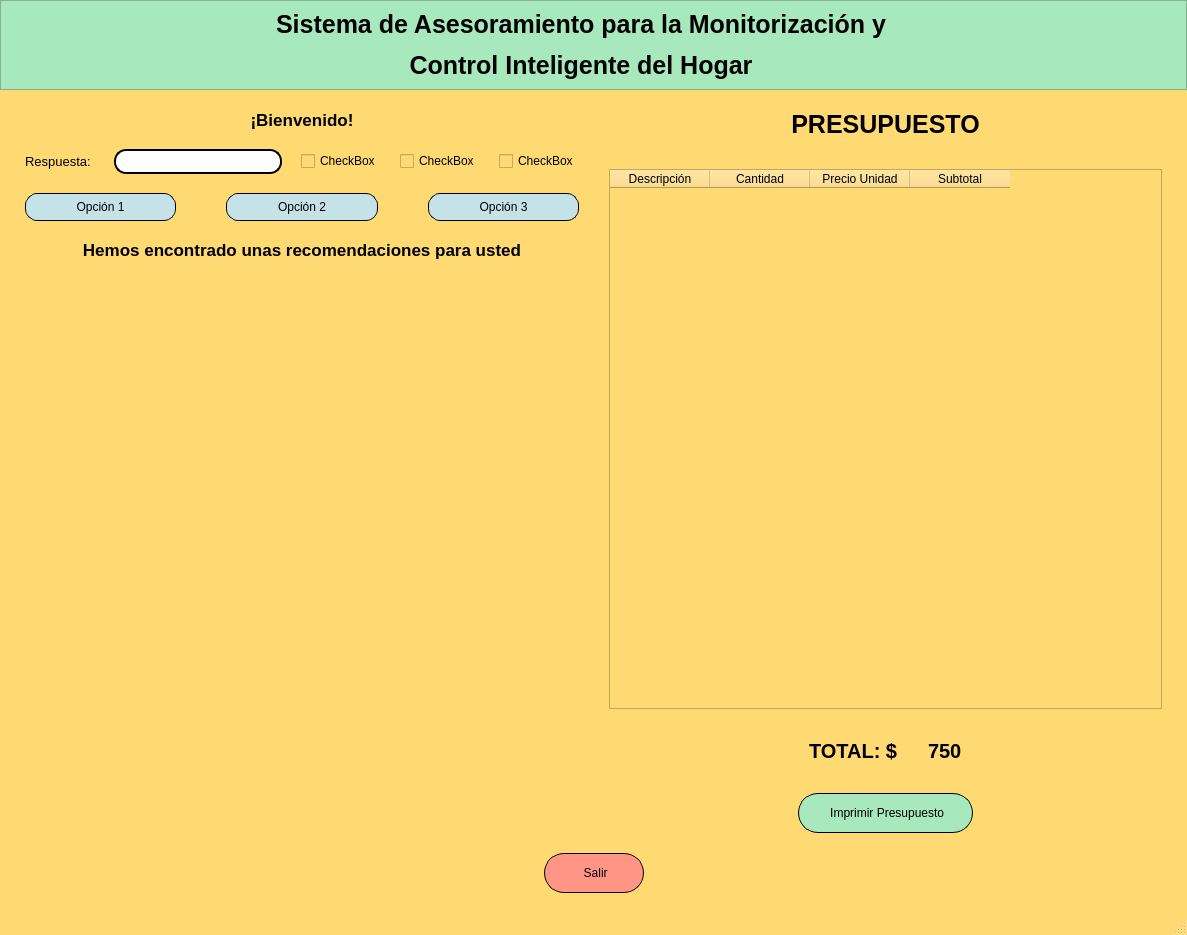
Qt form interfaz.ui (IvanArmella/SistemaExperto) before a commit.
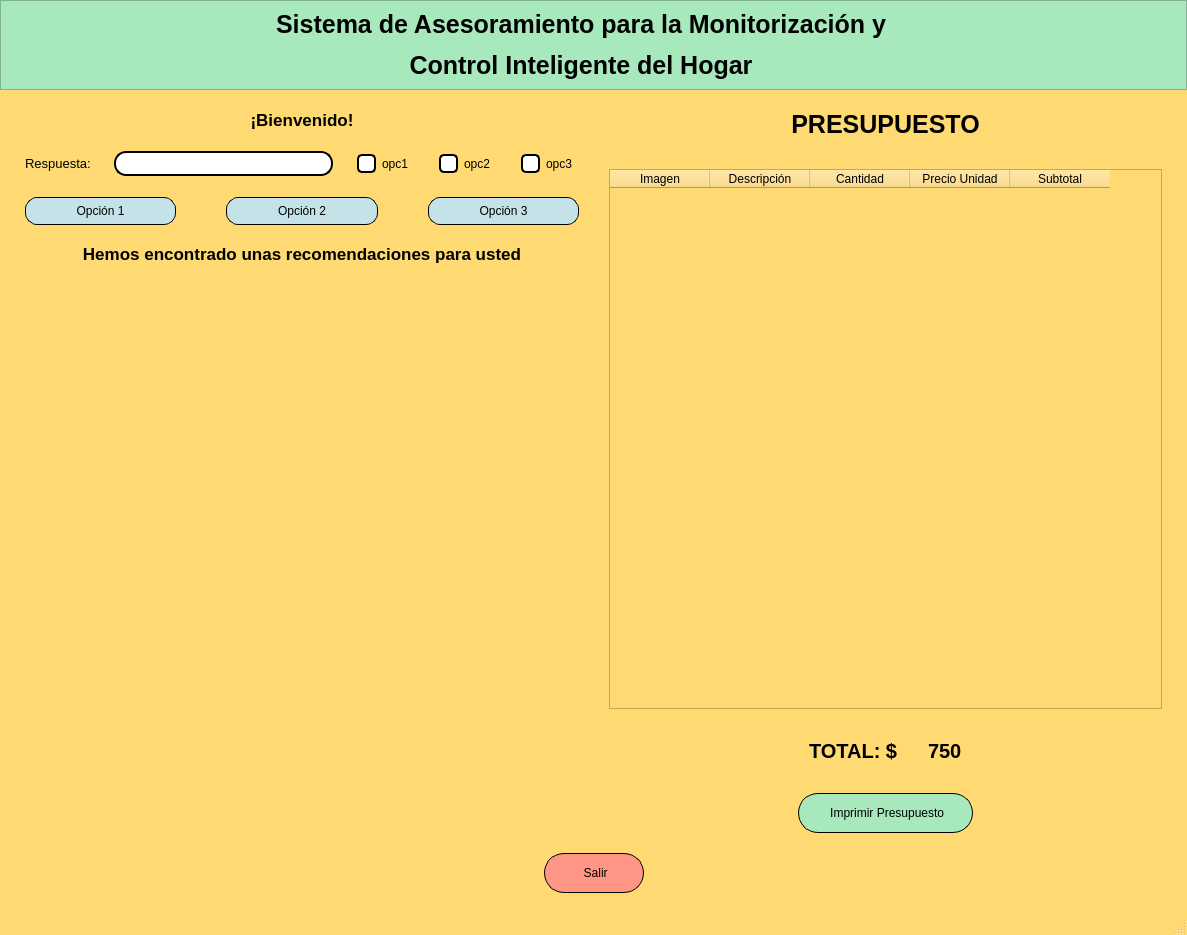
The same form after that commit. Icons and pictures are not drawn.

What changed in the file:
```diff
--- a/interfaz.ui
+++ b/interfaz.ui
@@ -2,6 +2,9 @@
 <ui version="4.0">
  <class>interfaz</class>
  <widget class="QMainWindow" name="interfaz">
+  <property name="windowModality">
+   <enum>Qt::ApplicationModal</enum>
+  </property>
   <property name="geometry">
    <rect>
     <x>0</x>
@@ -91,7 +94,6 @@
          <property name="font">
           <font>
            <pointsize>19</pointsize>
-           <weight>75</weight>
            <bold>true</bold>
           </font>
          </property>
@@ -134,7 +136,7 @@
        <number>30</number>
       </property>
       <item>
-       <layout class="QVBoxLayout" name="verticalLayout" stretch="0,0,0,0,0,2">
+       <layout class="QVBoxLayout" name="verticalLayout" stretch="0,0,0,0,2">
         <property name="spacing">
          <number>19</number>
         </property>
@@ -146,7 +148,6 @@
           <property name="font">
            <font>
             <pointsize>13</pointsize>
-            <weight>75</weight>
             <bold>true</bold>
            </font>
           </property>
@@ -202,27 +203,82 @@
           </item>
           <item>
            <widget class="QCheckBox" name="chbox_opc1">
+            <property name="minimumSize">
+             <size>
+              <width>30</width>
+              <height>0</height>
+             </size>
+            </property>
             <property name="styleSheet">
-             <string notr="true">
-
-</string>
+             <string notr="true">QCheckBox{
+	boder: 2px solid rgb(0,0,0);
+	padding: 5px;
+}
+QCheckBox::indicator
+{
+	width:15px;
+	height:15px;
+	border: 2px solid rgb(0,0,0);
+	border-radius:5px;
+	background-color:rgb(255,255,255)
+}
+QCheckBox::indicator:checked{
+	background-color:#04e762;
+}</string>
             </property>
             <property name="text">
-             <string>CheckBox</string>
+             <string>opc1</string>
+            </property>
+            <property name="checked">
+             <bool>false</bool>
             </property>
            </widget>
           </item>
           <item>
            <widget class="QCheckBox" name="chbox_opc2">
+            <property name="styleSheet">
+             <string notr="true">QCheckBox{
+	boder: 2px solid rgb(0,0,0);
+	padding: 5px;
+}
+QCheckBox::indicator
+{
+	width:15px;
+	height:15px;
+	border: 2px solid rgb(0,0,0);
+	border-radius:5px;
+	background-color:rgb(255,255,255)
+}
+QCheckBox::indicator:checked{
+	background-color:#04e762;
+}</string>
+            </property>
             <property name="text">
-             <string>CheckBox</string>
+             <string>opc2</string>
             </property>
            </widget>
           </item>
           <item>
            <widget class="QCheckBox" name="chbox_opc3">
+            <property name="styleSheet">
+             <string notr="true">QCheckBox{
+	boder: 2px solid rgb(0,0,0);
+	padding: 5px;
+}
+QCheckBox::indicator
+{
+	width:15px;
+	height:15px;
+	border: 2px solid rgb(0,0,0);
+	border-radius:5px;
+	background-color:rgb(255,255,255)
+}
+QCheckBox::indicator:checked{
+	background-color:#04e762;
+}</string>
+            </property>
             <property name="text">
-             <string>CheckBox</string>
+             <string>opc3</string>
             </property>
            </widget>
           </item>
@@ -326,25 +382,11 @@
           </item>
          </layout>
         </item>
-        <item>
-         <layout class="QHBoxLayout" name="horizontalLayout_3">
-          <property name="spacing">
-           <number>50</number>
-          </property>
-          <property name="leftMargin">
-           <number>100</number>
-          </property>
-          <property name="rightMargin">
-           <number>100</number>
-          </property>
-         </layout>
-        </item>
         <item>
          <widget class="QLabel" name="label_2">
           <property name="font">
            <font>
             <pointsize>13</pointsize>
-            <weight>75</weight>
             <bold>true</bold>
            </font>
           </property>
@@ -407,7 +449,6 @@
           <property name="font">
            <font>
             <pointsize>19</pointsize>
-            <weight>75</weight>
             <bold>true</bold>
            </font>
           </property>
@@ -453,6 +494,18 @@
           <property name="sortingEnabled">
            <bool>true</bool>
           </property>
+          <column>
+           <property name="text">
+            <string>Imagen</string>
+           </property>
+           <property name="background">
+            <color>
+             <red>255</red>
+             <green>255</green>
+             <blue>255</blue>
+            </color>
+           </property>
+          </column>
           <column>
            <property name="text">
             <string>Descripción</string>
@@ -495,7 +548,6 @@
             <property name="font">
              <font>
               <pointsize>15</pointsize>
-              <weight>75</weight>
               <bold>true</bold>
              </font>
             </property>
@@ -509,7 +561,6 @@
             <property name="font">
              <font>
               <pointsize>15</pointsize>
-              <weight>75</weight>
               <bold>true</bold>
              </font>
             </property>
```
